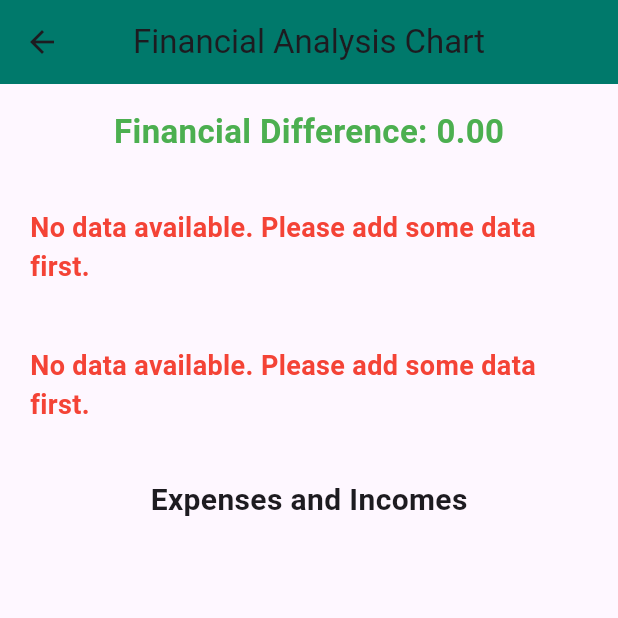
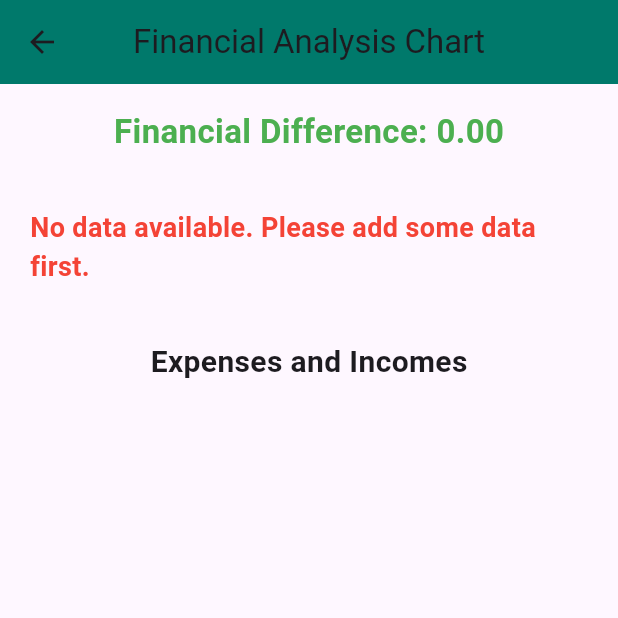
Before and after one commit to khaderhash/money_app, a Flutter app: the Financialanalysis screen opened by its route, on a phone screen of 412 x 824 dp, the top half of it. Run offline on Flutter 3.47's test engine with Material 3 defaults, Android fonts, the phone set to English and light mode, and no system bars; our stand-ins replace firebase_auth, firebase_core, fl_chart, implicitly_animated_reorderable_list, implicitly_animated_reorderable_list_2, modal_progress_hud_nsn and 2 more; accounts and stored records are empty.

```diff
--- a/lib/Screens/FinancialAnalysis.dart
+++ b/lib/Screens/FinancialAnalysis.dart
@@ -71,7 +71,6 @@ class _FinancialanalysisState extends State<Financialanalysis> {
               // جعل الصفحة قابلة للتمرير
               child: Column(
                 children: [
-                  // عرض الفرق المالي في بداية الصفحة
                   Padding(
                     padding: const EdgeInsets.all(16.0),
                     child: Text(
@@ -84,60 +83,6 @@ class _FinancialanalysisState extends State<Financialanalysis> {
                               : Colors.red),
                     ),
                   ),
-
-                  // عرض المخطط البياني (Bar Chart) مع الألوان المحترفة
-                  if (totalExpenses > 0 || totalIncome > 0)
-                    Padding(
-                      padding: const EdgeInsets.symmetric(
-                          horizontal: 10, vertical: 20),
-                      child: SfCartesianChart(
-                        primaryXAxis: CategoryAxis(),
-                        primaryYAxis: NumericAxis(
-                          minimum: 0,
-                          maximum: (totalIncome + totalExpenses) * 1.1,
-                          interval: (totalIncome + totalExpenses) / 10,
-                        ),
-                        title: ChartTitle(
-                            text: 'Financial Data (Total Income vs Expenses)',
-                            textStyle: TextStyle(
-                              fontSize: 18,
-                              fontWeight: FontWeight.bold,
-                              color: Colors.teal[700],
-                            )),
-                        legend: Legend(
-                            isVisible: true,
-                            position: LegendPosition.bottom,
-                            backgroundColor: Colors.transparent),
-                        tooltipBehavior: TooltipBehavior(enable: true),
-                        series: <CartesianSeries>[
-                          ColumnSeries<SalesData, String>(
-                            dataSource: [
-                              SalesData('Expenses', totalExpenses),
-                              SalesData('Income', totalIncome),
-                            ],
-                            xValueMapper: (SalesData sales, _) => sales.month,
-                            yValueMapper: (SalesData sales, _) => sales.sales,
-                            name: 'Financial Data',
-                            color: Colors.red.withOpacity(0.7),
-                            dataLabelSettings:
-                                DataLabelSettings(isVisible: true),
-                          ),
-                        ],
-                      ),
-                    )
-                  else
-                    Padding(
-                      padding: const EdgeInsets.all(20),
-                      child: Text(
-                        'No data available. Please add some data first.',
-                        style: TextStyle(
-                            fontSize: 18,
-                            fontWeight: FontWeight.bold,
-                            color: Colors.red),
-                      ),
-                    ),
-
-                  // عرض المخطط الدائري (Pie Chart)
                   if (totalExpenses > 0 || totalIncome > 0)
                     Padding(
                       padding: const EdgeInsets.symmetric(
@@ -180,6 +125,59 @@ class _FinancialanalysisState extends State<Financialanalysis> {
                             fontSize: 18,
                             fontWeight: FontWeight.bold,
                             color: Colors.red),
+                      ),
+                    ),
+                  if (totalExpenses > 0 || totalIncome > 0)
+                    Padding(
+                      padding: const EdgeInsets.symmetric(
+                          horizontal: 10, vertical: 20),
+                      child: SfCartesianChart(
+                        primaryXAxis: CategoryAxis(),
+                        primaryYAxis: NumericAxis(
+                          minimum: 0,
+                          maximum: (totalIncome + totalExpenses) * 1.1,
+                          interval: (totalIncome + totalExpenses) / 10,
+                        ),
+                        title: ChartTitle(
+                          text: 'Income vs Expenses',
+                          textStyle: TextStyle(
+                            fontSize: 18,
+                            fontWeight: FontWeight.bold,
+                            color: Colors.teal[700],
+                          ),
+                        ),
+                        legend: Legend(
+                          isVisible: true,
+                          position: LegendPosition.bottom,
+                          backgroundColor: Colors.transparent,
+                        ),
+                        tooltipBehavior: TooltipBehavior(enable: true),
+                        series: <CartesianSeries>[
+                          // عمود للمصاريف
+                          ColumnSeries<SalesData, String>(
+                            dataSource: [
+                              SalesData('Expenses', totalExpenses),
+                            ],
+                            xValueMapper: (SalesData data, _) => data.month,
+                            yValueMapper: (SalesData data, _) => data.sales,
+                            name: 'Expenses',
+                            color: Colors.red, // تخصيص لون المصاريف
+                            dataLabelSettings:
+                                DataLabelSettings(isVisible: true),
+                          ),
+                          // عمود للمداخيل
+                          ColumnSeries<SalesData, String>(
+                            dataSource: [
+                              SalesData('Income', totalIncome),
+                            ],
+                            xValueMapper: (SalesData data, _) => data.month,
+                            yValueMapper: (SalesData data, _) => data.sales,
+                            name: 'Income',
+                            color: Colors.green, // تخصيص لون المداخيل
+                            dataLabelSettings:
+                                DataLabelSettings(isVisible: true),
+                          ),
+                        ],
                       ),
                     ),
                   Padding(
--- a/lib/main.dart
+++ b/lib/main.dart
@@ -27,7 +27,8 @@ class Myapp extends StatelessWidget {
   @override
   Widget build(BuildContext context) {
     return MaterialApp(
-        debugShowCheckedModeBanner: false,
+        debugShowCheckedModeBanner: true,
+        debugShowMaterialGrid: false,
         routes: {
           loginpage.id: (context) => loginpage(),
           registerpage.id: (context) => registerpage(),
```
Also changed, not shown: lib/Screens/Goaladd.dart (+27 -24 lines), lib/Screens/Goals.dart (+43 -154 lines).
